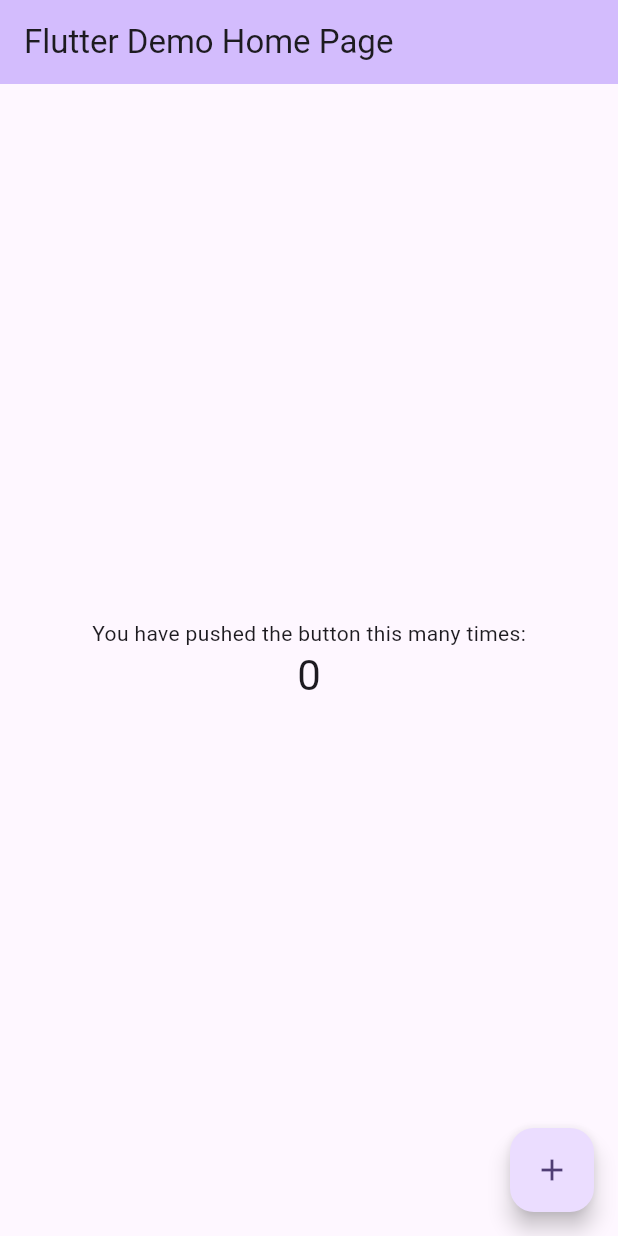
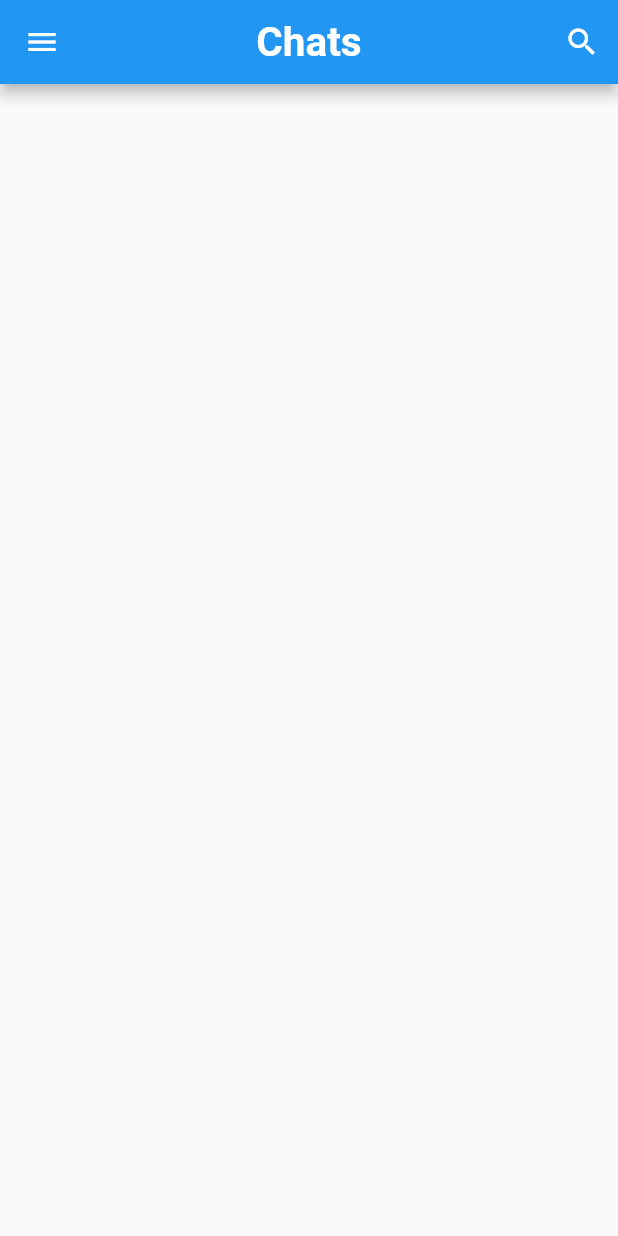
Before and after one commit to emirhannerdogan/FaceApp, a Flutter app: the screen it shows after launch, on a phone screen of 412 x 824 dp. Run offline on Flutter 3.47's test engine with Material 2 defaults, Android fonts, the phone set to English and light mode, and no system bars.

Commit message:
Added several page files

```diff
--- a/Project Files/lib/main.dart
+++ b/Project Files/lib/main.dart
@@ -1,125 +1,19 @@
+import 'package:faceapp/pages/home_page.dart';
+import 'package:faceapp/pages/login_page.dart';
 import 'package:flutter/material.dart';
 
 void main() {
-  runApp(const MyApp());
+  runApp(const FaceApp());
 }
 
-class MyApp extends StatelessWidget {
-  const MyApp({super.key});
+class FaceApp extends StatelessWidget {
+  const FaceApp({super.key});
 
-  // This widget is the root of your application.
   @override
   Widget build(BuildContext context) {
-    return MaterialApp(
-      title: 'Flutter Demo',
-      theme: ThemeData(
-        // This is the theme of your application.
-        //
-        // TRY THIS: Try running your application with "flutter run". You'll see
-        // the application has a blue toolbar. Then, without quitting the app,
-        // try changing the seedColor in the colorScheme below to Colors.green
-        // and then invoke "hot reload" (save your changes or press the "hot
-        // reload" button in a Flutter-supported IDE, or press "r" if you used
-        // the command line to start the app).
-        //
-        // Notice that the counter didn't reset back to zero; the application
-        // state is not lost during the reload. To reset the state, use hot
-        // restart instead.
-        //
-        // This works for code too, not just values: Most code changes can be
-        // tested with just a hot reload.
-        colorScheme: ColorScheme.fromSeed(seedColor: Colors.deepPurple),
-        useMaterial3: true,
-      ),
-      home: const MyHomePage(title: 'Flutter Demo Home Page'),
+    return const MaterialApp(
+      debugShowCheckedModeBanner: false,
+      home: HomePage(),
     );
   }
 }
-
-class MyHomePage extends StatefulWidget {
-  const MyHomePage({super.key, required this.title});
-
-  // This widget is the home page of your application. It is stateful, meaning
-  // that it has a State object (defined below) that contains fields that affect
-  // how it looks.
-
-  // This class is the configuration for the state. It holds the values (in this
-  // case the title) provided by the parent (in this case the App widget) and
-  // used by the build method of the State. Fields in a Widget subclass are
-  // always marked "final".
-
-  final String title;
-
-  @override
-  State<MyHomePage> createState() => _MyHomePageState();
-}
-
-class _MyHomePageState extends State<MyHomePage> {
-  int _counter = 0;
-
-  void _incrementCounter() {
-    setState(() {
-      // This call to setState tells the Flutter framework that something has
-      // changed in this State, which causes it to rerun the build method below
-      // so that the display can reflect the updated values. If we changed
-      // _counter without calling setState(), then the build method would not be
-      // called again, and so nothing would appear to happen.
-      _counter++;
-    });
-  }
-
-  @override
-  Widget build(BuildContext context) {
-    // This method is rerun every time setState is called, for instance as done
-    // by the _incrementCounter method above.
-    //
-    // The Flutter framework has been optimized to make rerunning build methods
-    // fast, so that you can just rebuild anything that needs updating rather
-    // than having to individually change instances of widgets.
-    return Scaffold(
-      appBar: AppBar(
-        // TRY THIS: Try changing the color here to a specific color (to
-        // Colors.amber, perhaps?) and trigger a hot reload to see the AppBar
-        // change color while the other colors stay the same.
-        backgroundColor: Theme.of(context).colorScheme.inversePrimary,
-        // Here we take the value from the MyHomePage object that was created by
-        // the App.build method, and use it to set our appbar title.
-        title: Text(widget.title),
-      ),
-      body: Center(
-        // Center is a layout widget. It takes a single child and positions it
-        // in the middle of the parent.
-        child: Column(
-          // Column is also a layout widget. It takes a list of children and
-          // arranges them vertically. By default, it sizes itself to fit its
-          // children horizontally, and tries to be as tall as its parent.
-          //
-          // Column has various properties to control how it sizes itself and
-          // how it positions its children. Here we use mainAxisAlignment to
-          // center the children vertically; the main axis here is the vertical
-          // axis because Columns are vertical (the cross axis would be
-          // horizontal).
-          //
-          // TRY THIS: Invoke "debug painting" (choose the "Toggle Debug Paint"
-          // action in the IDE, or press "p" in the console), to see the
-          // wireframe for each widget.
-          mainAxisAlignment: MainAxisAlignment.center,
-          children: <Widget>[
-            const Text(
-              'You have pushed the button this many times:',
-            ),
-            Text(
-              '$_counter',
-              style: Theme.of(context).textTheme.headlineMedium,
-            ),
-          ],
-        ),
-      ),
-      floatingActionButton: FloatingActionButton(
-        onPressed: _incrementCounter,
-        tooltip: 'Increment',
-        child: const Icon(Icons.add),
-      ), // This trailing comma makes auto-formatting nicer for build methods.
-    );
-  }
-}
--- /dev/null
+++ b/Project Files/lib/pages/home_page.dart
@@ -0,0 +1,40 @@
+// MAIN PAGE OF APP (IF REGISTERED)
+
+import 'package:flutter/material.dart';
+
+class HomePage extends StatefulWidget {
+  const HomePage({super.key});
+
+  @override
+  State<HomePage> createState() => _HomePageState();
+}
+
+class _HomePageState extends State<HomePage> {
+  @override
+  Widget build(BuildContext context) {
+    return Scaffold(
+      appBar: AppBar(
+        actions: [IconButton(onPressed: () {}, icon: const Icon(Icons.search))],
+        centerTitle: true,
+        backgroundColor: Theme.of(context).primaryColor,
+        title: const Text(
+          "Chats",
+          style: TextStyle(
+              color: Colors.white, fontWeight: FontWeight.bold, fontSize: 27),
+        ),
+      ),
+      drawer: Drawer(
+        child: ListView(
+          padding: const EdgeInsets.symmetric(vertical: 50),
+          children: <Widget>[
+            Icon(Icons.account_circle, size: 150, color: Colors.grey[700]),
+            const SizedBox(
+              height: 15,
+            ),
+            Text("Username")
+          ],
+        ),
+      ),
+    );
+  }
+}
```
Also changed, not shown: Project Files/lib/pages/login_page.dart (added, +17 -0 lines), Project Files/lib/pages/search_page.dart (added, +17 -0 lines), 1 other file.
